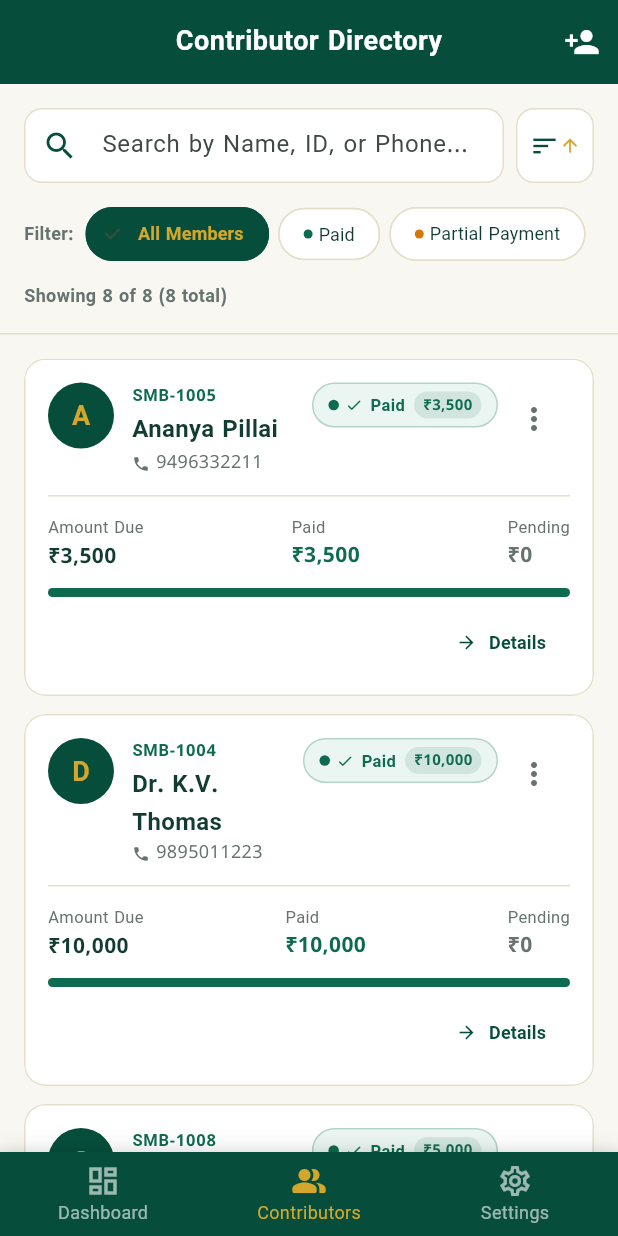
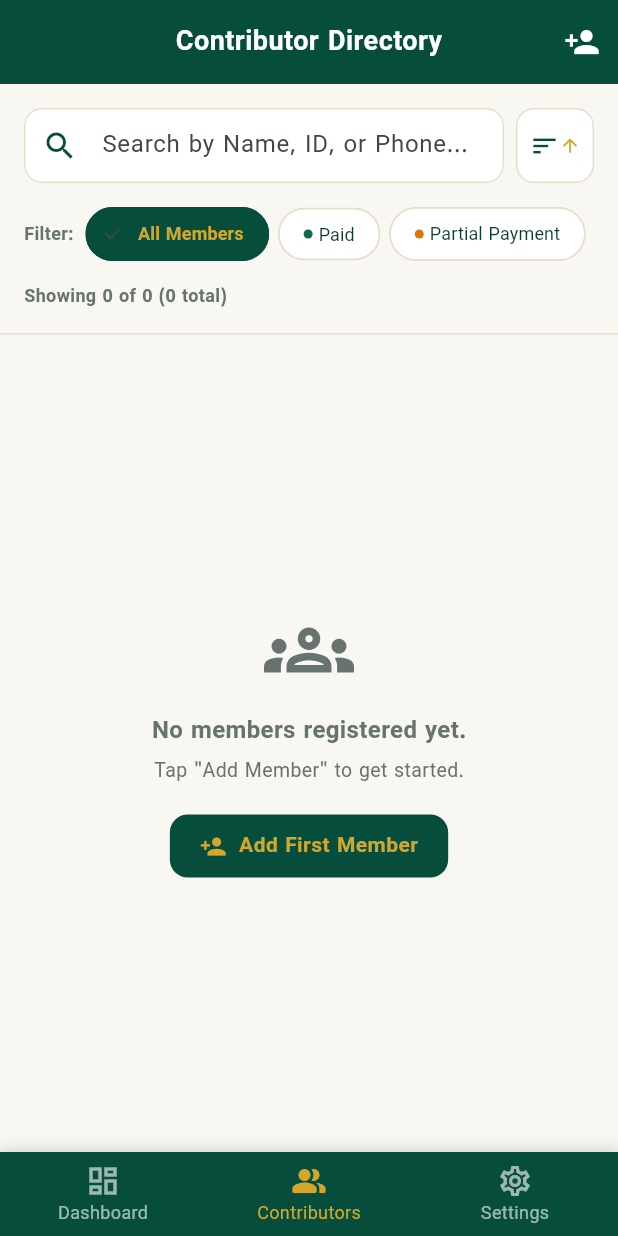
Before and after one commit to hariu25/onam-fund, a Flutter app: the screen it shows once a user with an empty profile is signed in, after a tap on "Registered", on a phone screen of 412 x 824 dp. Run offline on Flutter 3.47's test engine with Material 3 defaults, Android fonts, the phone set to English and light mode, and no system bars; our stand-ins replace cloud_firestore, firebase_auth, firebase_core, google_fonts, pdf, printing; accounts and stored records are empty; Roboto replaces fonts that are missing (Noto Sans Malayalam).

Commit message:
feat: implement authentication flow and foundational UI features for contributors and storage management

```diff
--- a/lib/services/sample_data.dart
+++ /dev/null
@@ -1,153 +0,0 @@
-import '../models/contributor.dart';
-import '../models/payment.dart';
-
-class SampleData {
-  static List<Contributor> getInitialContributors() {
-    final now = DateTime.now();
-    return [
-      Contributor(
-        id: 'SMB-1001',
-        name: 'Unnikrishnan Nair',
-        address: 'House #42, Rose Villa, MG Road, Kochi',
-        phone: '9847012345',
-        amountDue: 5000.0,
-        notes: 'Executive Committee Member. Prompt payer.',
-        createdAt: now.subtract(const Duration(days: 15)),
-      ),
-      Contributor(
-        id: 'SMB-1002',
-        name: 'Lakshmi Devi',
-        address: 'Flat 3B, Skyine Apartments, Trivandrum',
-        phone: '9447154321',
-        amountDue: 5000.0,
-        notes: 'Pookkalam competition sponsor.',
-        createdAt: now.subtract(const Duration(days: 14)),
-      ),
-      Contributor(
-        id: 'SMB-1003',
-        name: 'Rahul Menon',
-        address: 'Plot 18, Coconut Grove, Thrissur',
-        phone: '9745889911',
-        amountDue: 3000.0,
-        notes: 'Cultural event coordinator.',
-        createdAt: now.subtract(const Duration(days: 12)),
-      ),
-      Contributor(
-        id: 'SMB-1004',
-        name: 'Dr. K.V. Thomas',
-        address: 'Lotus Haven, Beach Road, Calicut',
-        phone: '9895011223',
-        amountDue: 10000.0,
-        notes: 'Grand Feast (Sadhya) Lead Sponsor.',
-        createdAt: now.subtract(const Duration(days: 10)),
-      ),
-      Contributor(
-        id: 'SMB-1005',
-        name: 'Ananya Pillai',
-        address: 'No. 7, Palm Avenue, Kottayam',
-        phone: '9496332211',
-        amountDue: 3500.0,
-        notes: 'Onam games and prize volunteer.',
-        createdAt: now.subtract(const Duration(days: 8)),
-      ),
-      Contributor(
-        id: 'SMB-1006',
-        name: 'Vijayakumar P.',
-        address: 'Vallam, Alappuzha',
-        phone: '9605447788',
-        amountDue: 4000.0,
-        notes: 'Boat race program team.',
-        createdAt: now.subtract(const Duration(days: 6)),
-      ),
-      Contributor(
-        id: 'SMB-1007',
-        name: 'Swapna Suresh',
-        address: 'Green Gardens, Palakkad',
-        phone: '9123456789',
-        amountDue: 2500.0,
-        notes: 'Family contribution.',
-        createdAt: now.subtract(const Duration(days: 5)),
-      ),
-      Contributor(
-        id: 'SMB-1008',
-        name: 'Gautham Krishna',
-        address: 'Door 15, Lake View, Kollam',
-        phone: '9988776655',
-        amountDue: 5000.0,
-        notes: 'Sound & Lighting setup partner.',
-        createdAt: now.subtract(const Duration(days: 3)),
-      ),
-    ];
-  }
-
-  static List<Payment> getInitialPayments() {
-    final now = DateTime.now();
-    return [
-      // Unnikrishnan Nair (Paid in Full - SMB-1001)
-      Payment(
-        id: 'PAY-1001-1',
-        contributorId: 'SMB-1001',
-        amount: 5000.0,
-        paymentDate: now.subtract(const Duration(days: 10)),
-        paymentMethod: 'UPI / GPay',
-        notes: 'UPI Ref: 42391088219',
-      ),
-      // Lakshmi Devi (Partial Payment - SMB-1002)
-      Payment(
-        id: 'PAY-1002-1',
-        contributorId: 'SMB-1002',
-        amount: 2500.0,
-        paymentDate: now.subtract(const Duration(days: 7)),
-        paymentMethod: 'Cash',
-        notes: 'Received by Treasurer at Committee meeting',
-      ),
-      // Rahul Menon (Unpaid - 0 payments for SMB-1003)
-
-      // Dr. K.V. Thomas (Multiple Payments total 10,000 - SMB-1004)
-      Payment(
-        id: 'PAY-1004-1',
-        contributorId: 'SMB-1004',
-        amount: 5000.0,
-        paymentDate: now.subtract(const Duration(days: 8)),
-        paymentMethod: 'Bank Transfer',
-        notes: 'NeFT Ref: HDFC9901827',
-      ),
-      Payment(
-        id: 'PAY-1004-2',
-        contributorId: 'SMB-1004',
-        amount: 5000.0,
-        paymentDate: now.subtract(const Duration(days: 2)),
-        paymentMethod: 'UPI / PhonePe',
-        notes: 'Final installment paid',
-      ),
-      // Ananya Pillai (Paid in Full - SMB-1005)
-      Payment(
-        id: 'PAY-1005-1',
-        contributorId: 'SMB-1005',
-        amount: 3500.0,
-        paymentDate: now.subtract(const Duration(days: 4)),
-        paymentMethod: 'UPI / Paytm',
-        notes: 'Paid online',
-      ),
-      // Vijayakumar P. (Partial Payment - SMB-1006)
-      Payment(
-        id: 'PAY-1006-1',
-        contributorId: 'SMB-1006',
-        amount: 1500.0,
-        paymentDate: now.subtract(const Duration(days: 3)),
-        paymentMethod: 'Cash',
-        notes: 'Advance given',
-      ),
-      // Swapna Suresh (Unpaid - SMB-1007)
-      // Gautham Krishna (Paid in Full - SMB-1008)
-      Payment(
-        id: 'PAY-1008-1',
-        contributorId: 'SMB-1008',
-        amount: 5000.0,
-        paymentDate: now.subtract(const Duration(days: 1)),
-        paymentMethod: 'Bank Transfer',
-        notes: 'Direct account transfer',
-      ),
-    ];
-  }
-}
--- a/lib/services/storage_service.dart
+++ b/lib/services/storage_service.dart
@@ -1,7 +1,6 @@
 import 'package:cloud_firestore/cloud_firestore.dart';
 import '../models/contributor.dart';
 import '../models/payment.dart';
-import 'sample_data.dart';
 
 class StorageService {
   static FirebaseFirestore get _firestore => FirebaseFirestore.instance;
@@ -24,7 +23,7 @@ class StorageService {
       });
     } catch (e) {
       // Fallback for widget/unit test environment where Firebase is uninitialized
-      return Stream.value(SampleData.getInitialContributors());
+      return Stream.value([]);
     }
   }
 
@@ -42,45 +41,20 @@ class StorageService {
       });
     } catch (e) {
       // Fallback for widget/unit test environment where Firebase is uninitialized
-      return Stream.value(SampleData.getInitialPayments());
+      return Stream.value([]);
     }
-  }
-
-  /// Check if contributors collection is empty and seed initial sample data once
-  static Future<void> checkAndSeedInitialData() async {
-    try {
-      final snapshot = await _contributorsRef.limit(1).get();
-      if (snapshot.docs.isEmpty) {
-        await seedSampleData();
-      }
-    } catch (e) {
-      // Ignore if unauthenticated or error
-    }
-  }
-
-  /// Seed initial sample data into Firestore in parallel using a WriteBatch
-  static Future<void> seedSampleData() async {
-    final batch = _firestore.batch();
-    final sampleContributors = SampleData.getInitialContributors();
-    for (final c in sampleContributors) {
-      batch.set(_contributorsRef.doc(c.id), c.toMap());
-    }
-
-    final samplePayments = SampleData.getInitialPayments();
-    for (final p in samplePayments) {
-      batch.set(_paymentsRef.doc(p.id), p.toMap());
-    }
-
-    await batch.commit();
   }
 
   /// Save or update a Contributor as an individual Firestore document using its existing ID
   static Future<void> saveContributor(Contributor contributor) async {
+    try {
       await _contributorsRef.doc(contributor.id).set(contributor.toMap());
+    } catch (_) {}
   }
 
   /// Delete a Contributor document and associated payment documents
   static Future<void> deleteContributor(String contributorId) async {
+    try {
       final batch = _firestore.batch();
       batch.delete(_contributorsRef.doc(contributorId));
       final snapshot = await _paymentsRef.where('contributorId', isEqualTo: contributorId).get();
@@ -88,20 +62,26 @@ class StorageService {
         batch.delete(doc.reference);
       }
       await batch.commit();
+    } catch (_) {}
   }
 
   /// Save or update a Payment as an individual Firestore document using its existing ID
   static Future<void> savePayment(Payment payment) async {
+    try {
       await _paymentsRef.doc(payment.id).set(payment.toMap());
+    } catch (_) {}
   }
 
   /// Delete a Payment document by ID
   static Future<void> deletePayment(String paymentId) async {
+    try {
       await _paymentsRef.doc(paymentId).delete();
+    } catch (_) {}
   }
 
   /// Delete all payments for a specific contributor using batch operations
   static Future<void> deletePaymentsForContributor(String contributorId) async {
+    try {
       final snapshot = await _paymentsRef.where('contributorId', isEqualTo: contributorId).get();
       if (snapshot.docs.isEmpty) return;
       final batch = _firestore.batch();
@@ -109,16 +89,12 @@ class StorageService {
         batch.delete(doc.reference);
       }
       await batch.commit();
-  }
-
-  /// Reset to sample data: delete existing documents and seed sample data
-  static Future<void> resetToSampleData() async {
-    await clearAllData();
-    await seedSampleData();
+    } catch (_) {}
   }
 
   /// Clear all data in contributors and payments collections using batched deletes
   static Future<void> clearAllData() async {
+    try {
       final contributorsSnap = await _contributorsRef.get();
       final paymentsSnap = await _paymentsRef.get();
 
@@ -146,5 +122,6 @@ class StorageService {
       if (count % 450 != 0) {
         await batch.commit();
       }
+    } catch (_) {}
   }
 }
--- a/lib/views/auth/login_view.dart
+++ b/lib/views/auth/login_view.dart
@@ -14,9 +14,9 @@ class LoginView extends StatefulWidget {
 
 class _LoginViewState extends State<LoginView> {
   final _formKey = GlobalKey<FormState>();
-  final _emailController = TextEditingController(text: 'admin@onam.org');
-  final _passwordController = TextEditingController(text: 'admin123');
-  final _confirmPasswordController = TextEditingController(text: 'admin123');
+  final _emailController = TextEditingController();
+  final _passwordController = TextEditingController();
+  final _confirmPasswordController = TextEditingController();
   bool _isSignUpMode = false;
   bool _obscurePassword = true;
   bool _obscureConfirmPassword = true;
@@ -45,12 +45,6 @@ class _LoginViewState extends State<LoginView> {
       success = await auth.signUp(email, password);
     } else {
       success = await auth.login(email, password);
-      // If demo login fails because account not found, attempt auto sign-up for seamless onboarding
-      if (!success &&
-          auth.errorMessage?.contains('No account found') == true &&
-          email == 'admin@onam.org') {
-        success = await auth.signUp(email, password);
-      }
     }
 
     if (!mounted) return;
@@ -380,46 +374,6 @@ class _LoginViewState extends State<LoginView> {
                               ),
                             ),
                           ),
-                          const SizedBox(height: 8),
-
-                          // Demo Credential Helper Chip
-                          GestureDetector(
-                            onTap: () {
-                              auth.clearError();
-                              setState(() {
-                                _isSignUpMode = false;
-                                _emailController.text = 'admin@onam.org';
-                                _passwordController.text = 'admin123';
-                                _confirmPasswordController.text = 'admin123';
-                              });
-                            },
-                            child: Container(
-                              padding: const EdgeInsets.symmetric(horizontal: 12, vertical: 8),
-                              decoration: BoxDecoration(
-                                color: AppColors.warmGoldBg,
-                                borderRadius: BorderRadius.circular(8),
-                                border: Border.all(color: AppColors.cardBorder),
-                              ),
-                              child: const Row(
-                                mainAxisSize: MainAxisSize.min,
-                                children: [
-                                  Icon(Icons.lightbulb_outline, size: 14, color: AppColors.darkGold),
-                                  SizedBox(width: 6),
-                                  Flexible(
-                                    child: Text(
-                                      'Demo Login: admin@onam.org / admin123',
-                                      style: TextStyle(
-                                        fontSize: 11,
-                                        fontWeight: FontWeight.w600,
-                                        color: AppColors.primaryDarkGreen,
-                                      ),
-                                      overflow: TextOverflow.ellipsis,
-                                    ),
-                                  ),
-                                ],
-                              ),
-                            ),
-                          ),
                         ],
                       ),
                     ),
--- a/lib/views/contributors/add_edit_contributor_view.dart
+++ b/lib/views/contributors/add_edit_contributor_view.dart
@@ -42,11 +42,11 @@ class _AddEditContributorViewState extends State<AddEditContributorView> {
     _addressController = TextEditingController(text: c?.address ?? '');
     _phoneController = TextEditingController(text: c?.phone ?? '');
     _amountDueController = TextEditingController(
-      text: c != null ? c.amountDue.toStringAsFixed(0) : '5000',
+      text: c != null ? c.amountDue.toStringAsFixed(0) : '',
     );
     _notesController = TextEditingController(text: c?.notes ?? '');
 
-    _initialPaymentAmountController = TextEditingController(text: '5000');
+    _initialPaymentAmountController = TextEditingController();
     _initialPaymentNotesController = TextEditingController();
   }
 
--- a/lib/views/contributors/contributor_detail_view.dart
+++ b/lib/views/contributors/contributor_detail_view.dart
@@ -343,7 +343,7 @@ class ContributorDetailView extends StatelessWidget {
                             Icon(Icons.history, size: 40, color: AppColors.textMuted),
                             SizedBox(height: 8),
                             Text(
-                              'No payment records found.',
+                              'No payments recorded yet.',
                               style: TextStyle(fontSize: 14, color: AppColors.textSecondary),
                             ),
                             SizedBox(height: 4),
--- a/lib/views/contributors/contributor_list_view.dart
+++ b/lib/views/contributors/contributor_list_view.dart
@@ -198,7 +198,7 @@ class ContributorListView extends StatelessWidget {
                         Text(
                           provider.searchQuery.isNotEmpty || provider.statusFilter != 'All'
                               ? 'No members found matching criteria.'
-                              : 'No members added yet.',
+                              : 'No members registered yet.',
                           style: const TextStyle(fontSize: 16, fontWeight: FontWeight.bold, color: AppColors.textSecondary),
                         ),
                         const SizedBox(height: 4),
--- a/lib/widgets/transaction_table.dart
+++ b/lib/widgets/transaction_table.dart
@@ -36,7 +36,7 @@ class TransactionTable extends StatelessWidget {
               Icon(Icons.receipt_long_outlined, size: 40, color: AppColors.textMuted),
               SizedBox(height: 8),
               Text(
-                'No payment activity recorded yet.',
+                'No recent payment activity.',
                 style: TextStyle(color: AppColors.textSecondary, fontSize: 13),
               ),
             ],
--- a/pubspec.yaml
+++ b/pubspec.yaml
@@ -31,11 +31,7 @@ dependencies:
   flutter:
     sdk: flutter
 
-  # The following adds the Cupertino Icons font to your application.
-  # Use with the CupertinoIcons class for iOS style icons.
-  cupertino_icons: ^1.0.8
   provider: ^6.1.5+1
-  shared_preferences: ^2.5.5
   intl: ^0.20.3
   csv: ^8.0.0
   pdf: ^3.12.0
```
Also changed, not shown: lib/providers/contributor_provider.dart (+8 -18 lines), lib/views/settings/settings_view.dart (+0 -60 lines), pubspec.lock, 2 other files. Lines whose indentation alone changed are shown as unchanged.
